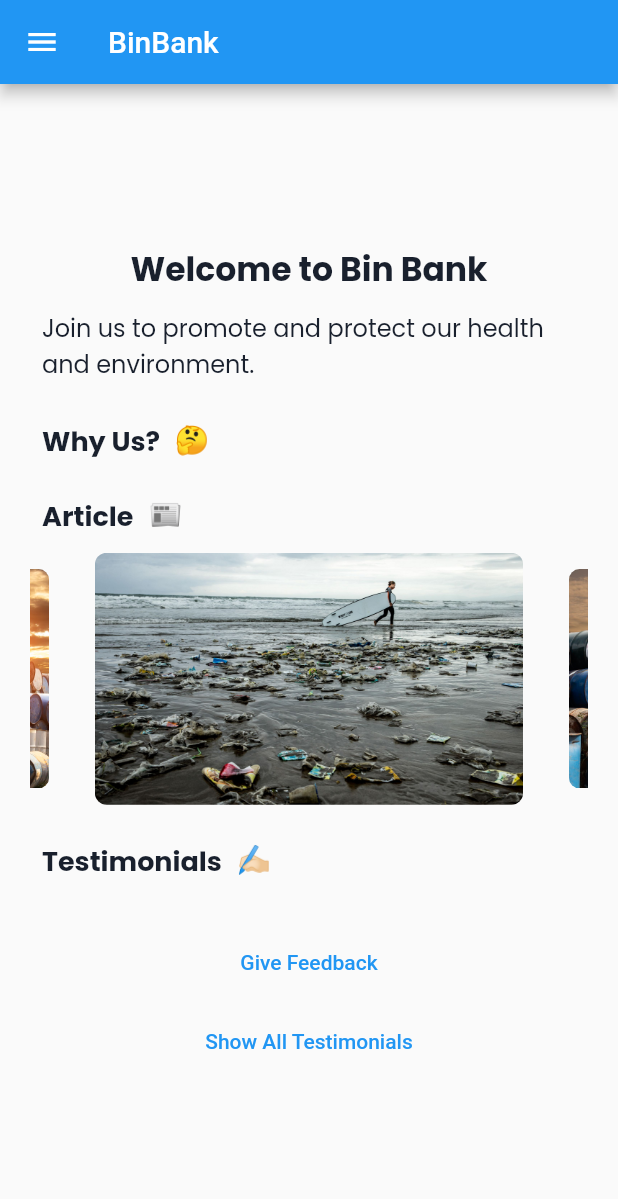
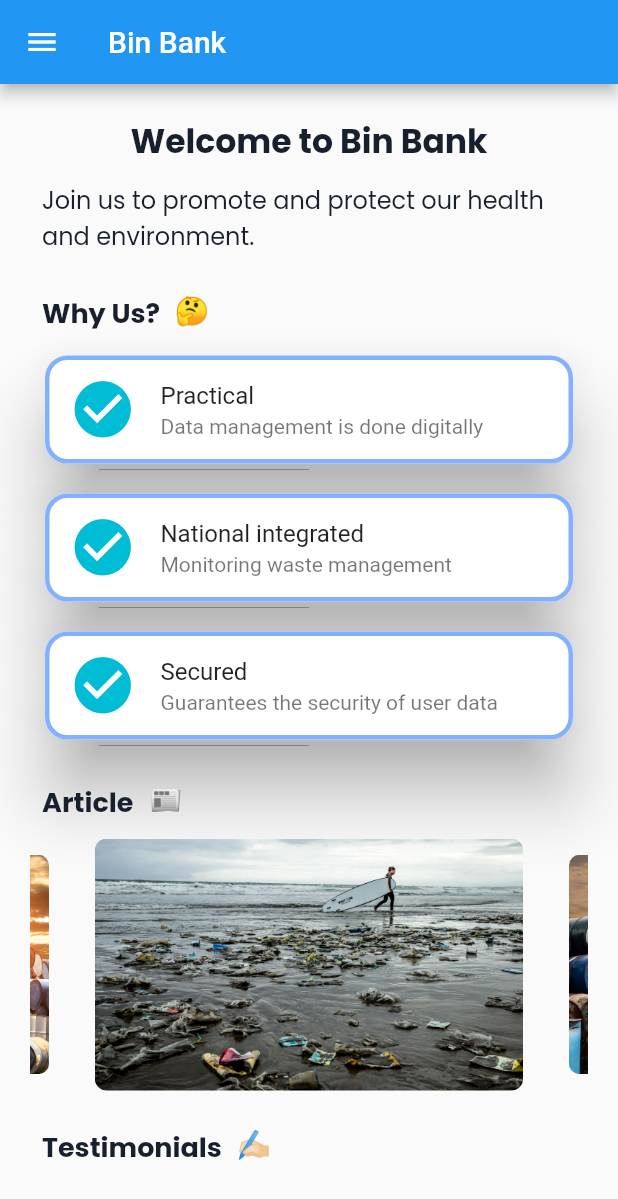
Before and after one commit to rafighalibin/bin_bank_app, a Flutter app: the Home screen opened directly, on a phone screen of 412 x 824 dp. Shown: the top 1199 px of the screen. Run offline on Flutter 3.47's test engine with Material 2 defaults, Android fonts, the light colour scheme and no system bars; drawn by our look-alikes of carousel_slider; our stand-ins replace google_fonts; missing offline and left inert: pbp_django_auth; accounts and stored records are empty; network calls fail.

Commit message:
add features in feedback details and homepage

```diff
--- a/lib/page/feedback_detail.dart
+++ b/lib/page/feedback_detail.dart
@@ -74,6 +74,13 @@ class _FeedbackDetailState extends State<FeedbackDetailPage> {
                                   ),
                                 ),
                                 Text(
+                                  "Posted at: ${snapshot.data![index].fields.date}",
+                                  style: const TextStyle(
+                                    fontSize: 12.0,
+                                    color: kLightGrey,
+                                  ),
+                                ),
+                                Text(
                                   "${snapshot.data![index].fields.feedback}",
                                   style: const TextStyle(
                                     fontSize: 18.0,
--- a/lib/page/homepage.dart
+++ b/lib/page/homepage.dart
@@ -31,7 +31,7 @@ class _HomeState extends State<Home> {
   Widget build(BuildContext context) {
     return Scaffold(
         appBar: AppBar(
-          title: const Text("BinBank"),
+          title: const Text("Bin Bank"),
         ),
         drawer: getWidget(),
         body: Center(
@@ -79,6 +79,73 @@ class _HomeState extends State<Home> {
                             fontSize: 18,
                           ),
                         )
+                      ],
+                    ),
+                  ),
+                  Card(
+                    margin: const EdgeInsets.all(10),
+                    elevation: 20,
+                    shape: const RoundedRectangleBorder(
+                        side: BorderSide(color: kLightBlue, width: 3),
+                        borderRadius: BorderRadius.all(Radius.circular(15))),
+                    shadowColor: kLightGrey,
+                    child: Column(
+                      mainAxisSize: MainAxisSize.min,
+                      children: const <Widget>[
+                        ListTile(
+                          leading: Icon(Icons.check_circle,
+                              color: Colors.cyan, size: 45),
+                          title: Text(
+                            "Practical",
+                            style: TextStyle(fontSize: 16),
+                          ),
+                          subtitle: Text('Data management is done digitally'),
+                        ),
+                      ],
+                    ),
+                  ),
+                  Card(
+                    margin: const EdgeInsets.all(10),
+                    elevation: 20,
+                    shape: const RoundedRectangleBorder(
+                        side: BorderSide(color: kLightBlue, width: 3),
+                        borderRadius: BorderRadius.all(Radius.circular(15))),
+                    shadowColor: kLightGrey,
+                    child: Column(
+                      mainAxisSize: MainAxisSize.min,
+                      children: const <Widget>[
+                        ListTile(
+                          leading: Icon(Icons.check_circle,
+                              color: Colors.cyan, size: 45),
+                          title: Text(
+                            "National integrated",
+                            style: TextStyle(fontSize: 16),
+                          ),
+                          subtitle: Text('Monitoring waste management'),
+                        ),
+                      ],
+                    ),
+                  ),
+                  Card(
+                    margin: const EdgeInsets.all(10),
+                    elevation: 20,
+                    shape: const RoundedRectangleBorder(
+                        side: BorderSide(color: kLightBlue, width: 3),
+                        borderRadius: BorderRadius.all(Radius.circular(15))),
+                    shadowColor: kLightGrey,
+                    child: Column(
+                      mainAxisSize: MainAxisSize.min,
+                      children: const <Widget>[
+                        ListTile(
+                          leading: Icon(Icons.check_circle,
+                              color: Colors.cyan, size: 45),
+                          title: Text(
+                            "Secured",
+                            style: TextStyle(fontSize: 16),
+                          ),
+                          subtitle:
+                              Text('Guarantees the security of user data'),
+                        ),
                       ],
                     ),
                   ),
```
